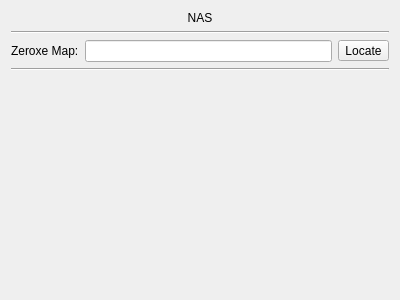
iYapi/ZeroXe, file ui/nas_setting.ui: the form before one commit.
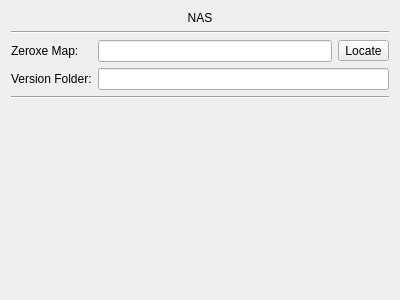
The form after the commit.

Commit message: feat: save nas setting config

The edit to the form file:
```diff
--- a/ui/nas_setting.ui
+++ b/ui/nas_setting.ui
@@ -70,6 +70,16 @@
        </property>
       </widget>
      </item>
+     <item row="3" column="0">
+      <widget class="QLabel" name="label_versionFolder">
+       <property name="text">
+        <string>Version Folder:</string>
+       </property>
+      </widget>
+     </item>
+     <item row="3" column="1" colspan="2">
+      <widget class="QLineEdit" name="lineEdit_versionFolder"/>
+     </item>
     </layout>
    </item>
   </layout>
```
The commit also changes 6 other files.
